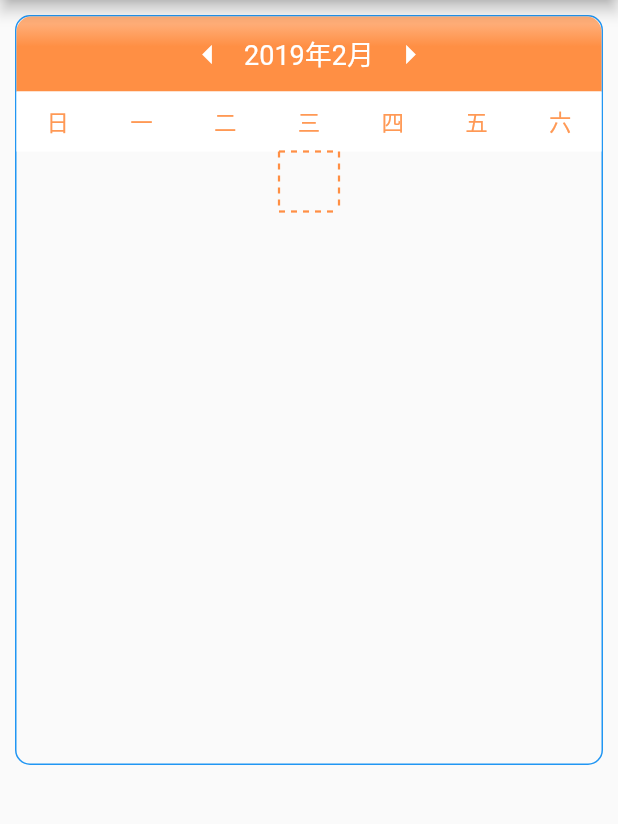
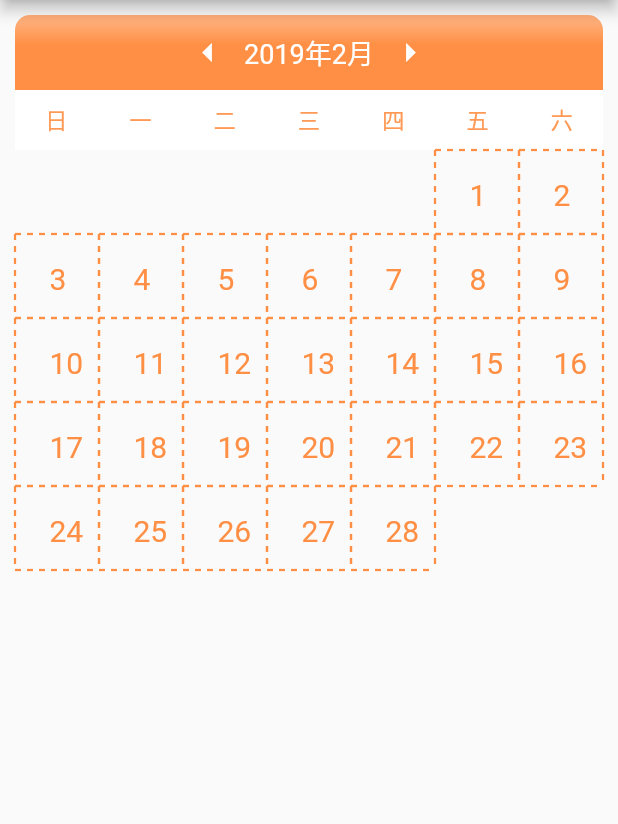
Before and after one commit to a4562556/CalenderView, a Flutter app: the screen it shows after launch, after a tap on the "arrow left" icon, on a phone screen of 412 x 824 dp, the part 84-908 px from its top. Run offline on Flutter 3.47's test engine with Material 2 defaults, Android fonts, the phone set to English and light mode, and no system bars.

Commit message:
2019.3.13

```diff
--- a/lib/CalenderView.dart
+++ b/lib/CalenderView.dart
@@ -1,47 +1,77 @@
 import 'package:flutter/material.dart';
+import 'dart:ui' as ui;
+import 'utils/dashGrid.dart';
+class MyCalenderView extends StatefulWidget {
+  final DateTime nowDate;
+  final ui.Image image;
+
+  MyCalenderView({this.nowDate, this.image});
+
+  @override
+  State<StatefulWidget> createState() => new _MyCalenderView();
+}
+
+class _MyCalenderView extends State<MyCalenderView> {
+  //每个月的天数
+  List<int> days = [31,28,31,30,31,30,31,31,30,31,30,31];
+
+  @override
+  Widget build(BuildContext context) {
+    return GridView.count(
+        crossAxisCount: 7,
+        children: _build(widget.nowDate),
+    );
+  }
 
 
-class MyCalenderView extends StatefulWidget{
+  List<Widget> _build(DateTime date) {
+    List <Widget> items = new List();
+    //星期日作为一周的第一天
+    if(date.weekday!=DateTime.sunday){
+      //如果该月1日不为星期日则打印占位格子
+      for(int j = 0; j<date.weekday;j++){
+        items.add(_build_blank());
+      }
+    }
+    //如果为闰年则二月有29天
+    if (isLeapYear(date.year)&&date.month==DateTime.february) {
+      for(int i = 0;i<days[date.month-1]+1;i++){
+            items.add(_build_grid_item(i+1));
+      }
+    }else{
+      for(int i = 0;i<days[date.month-1];i++){
+          items.add(_build_grid_item(i+1));
+      }
+    }
+    return items;
+  }
+  //构建每个格子
+  Widget _build_grid_item(int day){
+    return Container(
+      child: CustomPaint(
+        size: Size(45, 45),
+        painter:DashGridPainter(text: day.toString(),
+            paintColor:Color.fromRGBO(255, 143, 68, 1.0),
+            isSign: false,
+            image: widget.image),
+      ),
+    );
+  }
 
-    final DateTime nowDate;
-    MyCalenderView({this.nowDate});
-  @override
-  State<StatefulWidget> createState()
-      =>new _MyCalenderView();
+  Widget _build_blank(){
+    return Container(
+       width: 45,
+       height: 45,
 
-}
-class _MyCalenderView extends State<MyCalenderView>{
+    );
+  }
 
 
 
-
-  @override
-  Widget build(BuildContext context) {
-
-    return ListView.builder(
-       itemBuilder: (BuildContext context,int position){
-         return null;
-       },
-    );
-  }
-
-  Widget _buildRow(DateTime date,int position){
-    int year = date.year;
-    if(isLeapYear(year)){
-
-
-    }
-    return null;
-  }
-
-  bool isLeapYear(int year){
-    if(year%100!=0&&year%4==0||year%100==0&&year%400==0){
+  bool isLeapYear(int year) {
+    if (year % 100 != 0 && year % 4 == 0 || year % 100 == 0 && year % 400 == 0) {
       return true;
     }
     return false;
   }
-
-
-
-
 }
--- a/lib/main.dart
+++ b/lib/main.dart
@@ -3,8 +3,8 @@ import 'package:flutter/services.dart';
 import 'dart:ui';
 import 'CalenderView.dart';
 import 'WeekView.dart';
-import 'utils/dashGrid.dart';
-
+import 'dart:ui' as ui;
+import 'package:flutter/services.dart' show rootBundle;
 void main() => runApp(Navigatetor(window.defaultRouteName));
 
 Widget Navigatetor(String routeName) {
@@ -29,19 +29,30 @@ Widget Navigatetor(String routeName) {
 }
 
 class Home extends StatefulWidget {
+
   @override
-  State<StatefulWidget> createState() => _Home();
+  State<StatefulWidget> createState() {
+    return _Home();
+  }
 }
 
 class _Home extends State<Home> {
+  //全局key
   GlobalKey<ScaffoldState> _key = new GlobalKey<ScaffoldState>();
+  //指示器当前月
   int nowMonth = 0;
+  //指示器当前年
   int nowYear = 0;
+  //指示器当前日期对象
+  DateTime dateTime;
 
   @override
   void initState() {
+    //初始化获取当前日期
+    getCurrentTime();
+    //预加载签到图片
+    _loadImage();
     super.initState();
-    getCurrentTime();
   }
 
   @override
@@ -82,6 +93,7 @@ class _Home extends State<Home> {
                       ],
                     ),
                   ),
+                  //星期栏
                   child: Center(
                     child: Row(
                       mainAxisAlignment: MainAxisAlignment.center,
@@ -94,8 +106,7 @@ class _Home extends State<Home> {
                             ),
                             onPressed: () {
                               setState(() {
-                                nowMonth--;
-                                switchYear();
+                                switchYear(-1);
                               });
                             }),
                         Text(
@@ -110,8 +121,7 @@ class _Home extends State<Home> {
                           ),
                           onPressed: () {
                             setState(() {
-                              nowMonth++;
-                               switchYear();
+                               switchYear(1);
                             });
                           },
                         )
@@ -127,27 +137,48 @@ class _Home extends State<Home> {
                   decoration: BoxDecoration(color: Colors.white),
                 ),
                 Container(
-                  child: CustomPaint(
-                    size: Size(40, 40),
-                    painter:DashGridPainter(text: "",paintColor:Color.fromRGBO(255, 143, 68, 1.0)),
-                  ),
+                  width: 500,
+                  height: 400,
+                  child: MyCalenderView(nowDate: dateTime,image: this._image,),
                 )
+
               ],
             ),
           ),
           decoration: BoxDecoration(
-              borderRadius: BorderRadius.all(Radius.circular(10)),
-              border: Border.all(color: Colors.blue))),
+              borderRadius: BorderRadius.all(Radius.circular(10)))),
     );
   }
 
+  //签到图片
+  ui.Image _image;
+
+  //加载返回assets文件夹里的图片
+  Future<ui.Image> loadImage(ByteData data) async {
+    ui.Codec codec = await ui.instantiateImageCodec(data.buffer.asUint8List());
+    ui.FrameInfo fi = await codec.getNextFrame();
+    return fi.image;
+  }
+
+  //预加载图片若成功加载则刷新当前页
+  _loadImage() async{
+    final byteData =await rootBundle.load("assets/signed.png");
+    final _image = await loadImage(byteData);
+    setState(() {
+     this._image = _image;
+    });
+  }
+
+  //获取当前日期
   void getCurrentTime() {
     var date = DateTime.now();
     this.nowMonth = date.month;
     this.nowYear = date.year;
+    dateTime = date;
   }
-
-  void switchYear() {
+  //当操作指示器时切换对应的年月
+  void switchYear(int dx) {
+    nowMonth+=dx;
     if (nowMonth < 1) {
       nowYear--;
       nowMonth = 12;
@@ -155,5 +186,6 @@ class _Home extends State<Home> {
       nowYear++;
       nowMonth=1;
     }
+    dateTime = DateTime(nowYear,nowMonth);
   }
 }
--- a/lib/utils/dashGrid.dart
+++ b/lib/utils/dashGrid.dart
@@ -1,6 +1,7 @@
 import "package:flutter/material.dart";
-
+import 'dart:ui' as ui;
 class DashGridPainter extends CustomPainter {
+  //需要绘制的文本
   String text;
   Color paintColor;
   //绘制的数量
@@ -11,7 +12,12 @@ class DashGridPainter extends CustomPainter {
   double width;
   //dash的颜色
   final colorPainter = Paint();
-  DashGridPainter({this.text, this.paintColor});
+  //是否标记
+  bool isSign;
+  //预先加载图片
+  ui.Image image;
+
+  DashGridPainter({this.text, this.paintColor,this.isSign,this.image});
 
   @override
   void paint(Canvas canvas, Size size) {
@@ -21,11 +27,20 @@ class DashGridPainter extends CustomPainter {
     width = size.width;
     dashWidth = 4;
     dashCount = (width / (dashWidth));
-    print(" dashcount  = $dashCount");
-    drawLine(canvas, size);
+    drawDash(canvas, size);
+    final textPainter = TextPainter(text:TextSpan(text: this.text,style: TextStyle(color: paintColor,fontSize: 20)),textDirection: TextDirection.ltr);
+    textPainter.layout(minWidth: 30);
+    final xCenterPoint = (width-10)/2;
+    final yCenterPoint = (width-20)/2;
+    textPainter.paint(canvas, Offset(xCenterPoint, yCenterPoint));
+    //绘制签到标记
+    if(isSign){
+       canvas.drawImage(this.image, Offset(0, 0), colorPainter);
+    }
+
   }
 //画线部分
-  void drawLine(Canvas canvas, Size size) {
+  void drawDash(Canvas canvas, Size size) {
     //总计绘制四条上下左右
     for (int x = 0; x < 4; x++) {
       double tempPoint = 0;
@@ -33,14 +48,14 @@ class DashGridPainter extends CustomPainter {
       for (int i = 1; i <= dashCount; i++) {
         tempPoint += dashWidth;
         if (i % 2 == 1) {
-          drawlineDirection(canvas, lastPoint, tempPoint, colorPainter, x);
+          drawDashDirection(canvas, lastPoint, tempPoint, colorPainter, x);
         }
         lastPoint = tempPoint;
       }
     }
   }
 //绘制各边的dash
-  void drawlineDirection(Canvas canvas, double lastPoint, double tempPoint,
+  void drawDashDirection(Canvas canvas, double lastPoint, double tempPoint,
       Paint paint, int direction) {
     if (direction == 0) {
       canvas.drawLine(Offset(lastPoint, 0), Offset(tempPoint, 0), paint);
@@ -59,4 +74,8 @@ class DashGridPainter extends CustomPainter {
   bool shouldRepaint(CustomPainter oldDelegate) {
     return oldDelegate != this;
   }
+
+
+
+
 }
```
Also changed, not shown: assets/sign_in.9.png (deleted), assets/signed.png.
